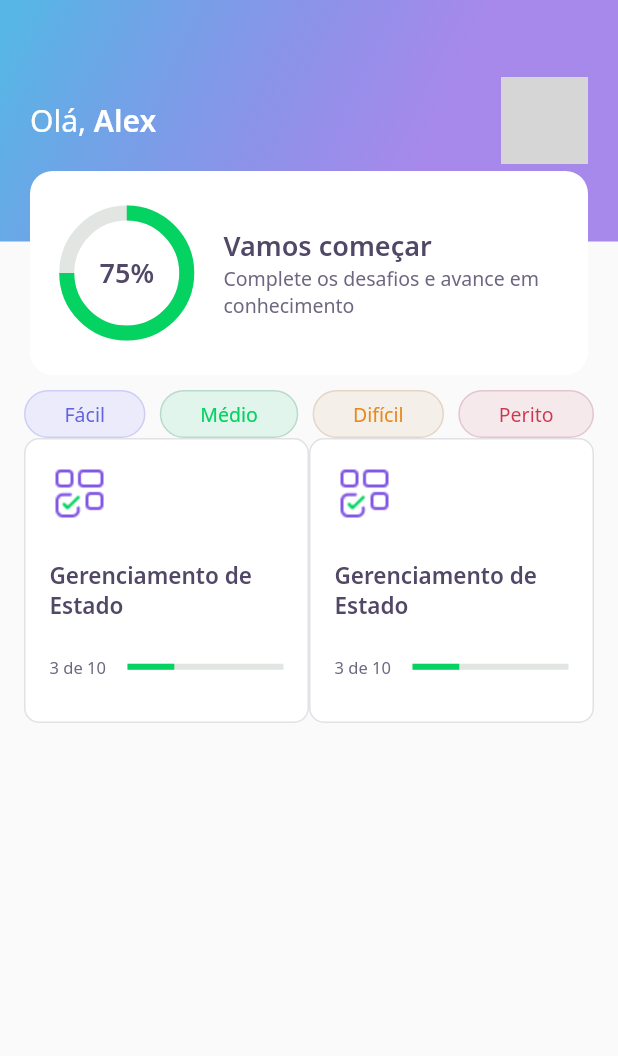
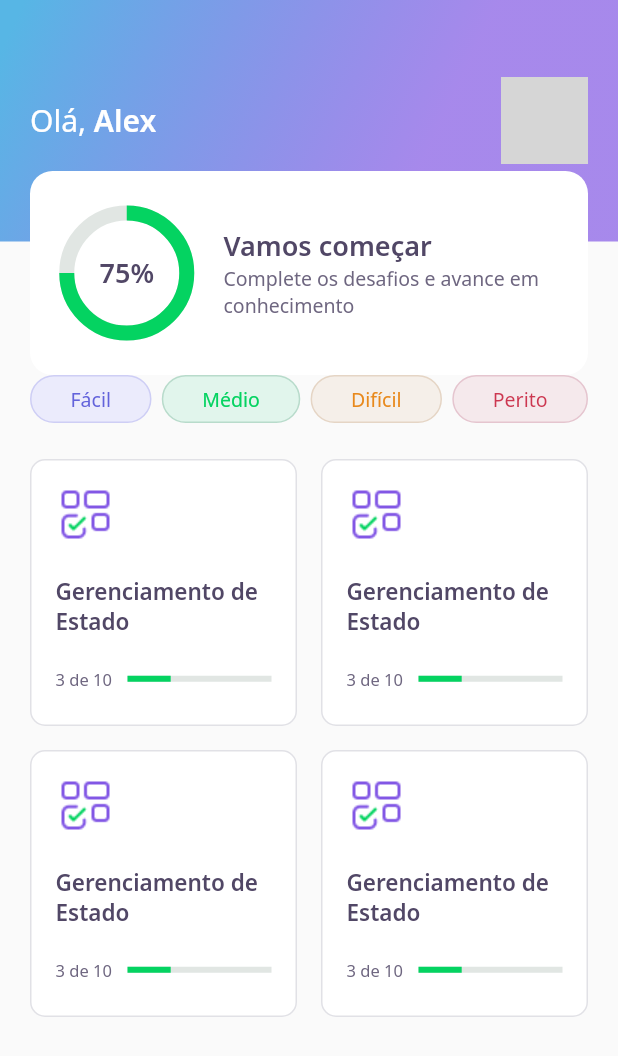
Before and after one commit to alex-cerlini/DevQuiz, a Flutter app: the screen it shows after launch, on a phone screen of 412 x 824 dp. Shown: the top 1056 px of the screen. Run offline on Flutter 3.47's test engine with Material 2 defaults, Android fonts, the phone set to English and light mode, and no system bars; our stand-ins replace google_fonts; network calls fail; grey boxes are pictures that could not be loaded.

Commit message:
Solving a overflow issues

```diff
--- a/lib/home/home_page.dart
+++ b/lib/home/home_page.dart
@@ -14,7 +14,7 @@ class _HomePageState extends State<HomePage> {
     return Scaffold(
         appBar: AppBarWidget(),
         body: Padding(
-          padding: const EdgeInsets.symmetric(horizontal: 16, vertical: 10),
+          padding: const EdgeInsets.symmetric(horizontal: 20),
           child: Column(
             children: [
               Row(
@@ -34,10 +34,17 @@ class _HomePageState extends State<HomePage> {
                   ),
                 ],
               ),
+              SizedBox(
+                height: 24,
+              ),
               Expanded(
                 child: GridView.count(
+                  crossAxisSpacing: 16,
+                  mainAxisSpacing: 16,
                   crossAxisCount: 2,
                   children: [
+                    QuizCardWidget(),
+                    QuizCardWidget(),
                     QuizCardWidget(),
                     QuizCardWidget(),
                   ],
--- a/lib/home/widgets/quiz_card/quiz_card_widget.dart
+++ b/lib/home/widgets/quiz_card/quiz_card_widget.dart
@@ -22,11 +22,11 @@ class QuizCardWidget extends StatelessWidget {
             child: Image.asset(AppImages.blocks),
           ),
           SizedBox(
-            height: 24,
+            height: 21,
           ),
           Text("Gerenciamento de Estado", style: AppTextStyles.heading15),
           SizedBox(
-            height: 24,
+            height: 21,
           ),
           Row(
             children: [
```
